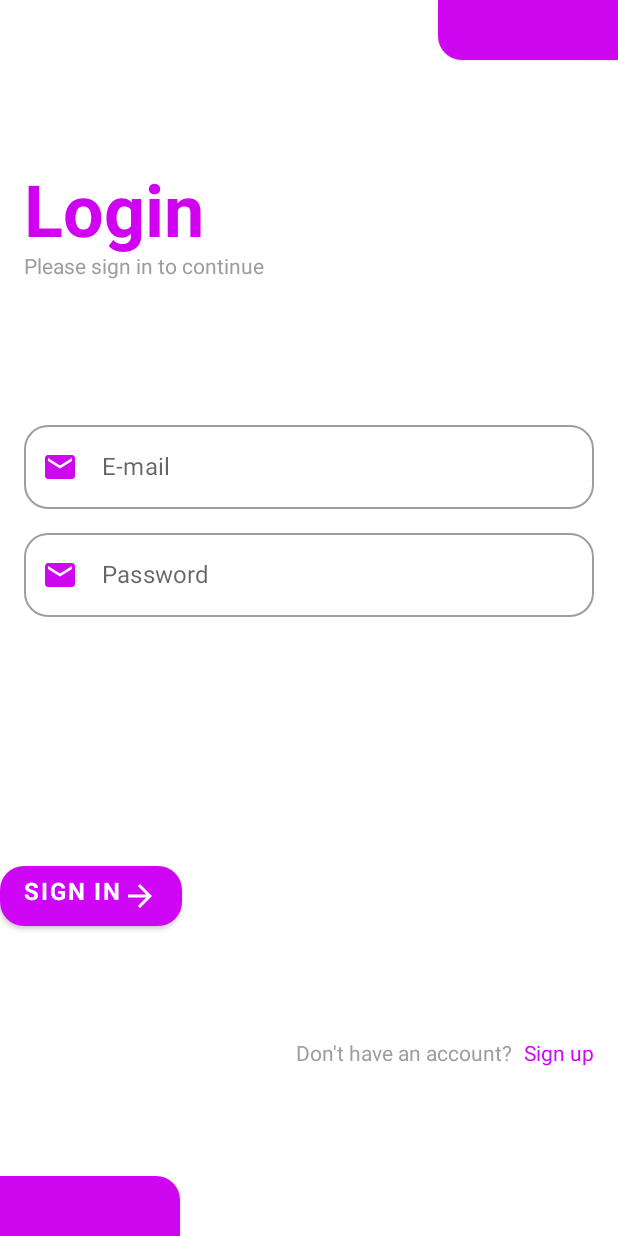
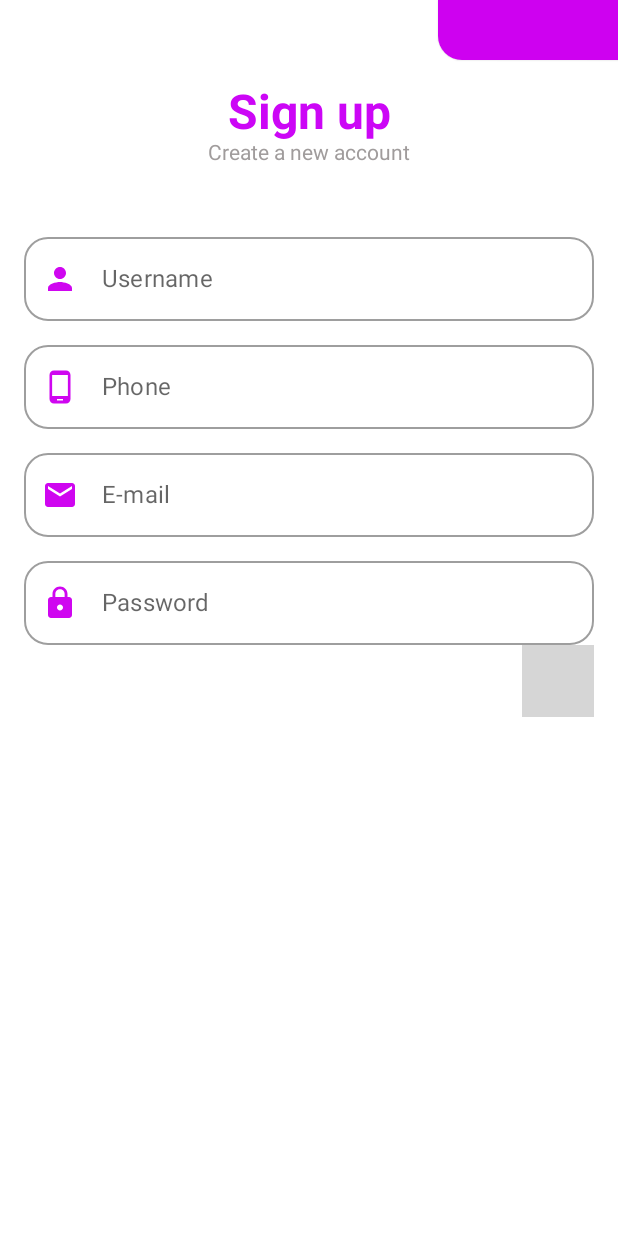
Before and after one commit to monica-rsilva/TripRoom, an Android app built with Jetpack Compose: the screen it shows after launch (MainActivity before the commit, SignUpActivity after it), after a tap on "Sign up", on a phone screen of 412 x 824 dp. Run offline under Robolectric (Android 15) with nearby library versions, the phone set to English and light mode, and no system bars; 2 statements that could not run were skipped; grey boxes are pictures that could not be loaded.

Commit message:
segunda tela iniciada

```diff
--- a/app/src/main/java/br/senai/sp/jandira/triproom/MainActivity.kt
+++ b/app/src/main/java/br/senai/sp/jandira/triproom/MainActivity.kt
@@ -1,5 +1,7 @@
 package br.senai.sp.jandira.triproom
 
+import android.content.Context
+import android.content.Intent
 import android.os.Bundle
 import androidx.activity.ComponentActivity
 import androidx.activity.compose.setContent
@@ -23,9 +25,10 @@ import br.senai.sp.jandira.triproom.ui.theme.TripRoomTheme
 
 class MainActivity : ComponentActivity() {
 
-    lateinit var context = LocalContext.current
+
     override fun onCreate(savedInstanceState: Bundle?) {
         super.onCreate(savedInstanceState)
+
         setContent {
             TripRoomTheme {
                 // A surface container using the 'background' color from the theme
@@ -42,6 +45,10 @@ class MainActivity : ComponentActivity() {
 
 @Composable
 fun LoginScreen() {
+
+    val context = LocalContext.current
+
+
     //Column principal
     Column(modifier = Modifier.fillMaxSize(), verticalArrangement = Arrangement.SpaceBetween) {
         //inicio da row da forma
@@ -76,6 +83,7 @@ fun LoginScreen() {
             .padding(16.dp),
             horizontalAlignment = Alignment.End
         ) {
+            Spacer(modifier = Modifier.height(8.dp))
             OutlinedTextField(
                 value = "", onValueChange = {},
                 modifier = Modifier.fillMaxWidth(),
@@ -89,7 +97,8 @@ fun LoginScreen() {
                         contentDescription = stringResource(id = R.string.email_description),
                         tint = Color(207,6,240)
                     )
-            })
+                }
+            )
 
             Spacer(modifier = Modifier.height(8.dp))
 
@@ -107,7 +116,6 @@ fun LoginScreen() {
                         tint = Color(207,6,240)
                     )
                 })
-        }
 
             Spacer(modifier = Modifier.height(32.dp))
 
@@ -126,6 +134,8 @@ fun LoginScreen() {
                         tint = Color.White)
 
                 }
+            }
+
         } // fim da column formulario
         // inicio da row dont have account
         Row(modifier = Modifier
@@ -142,7 +152,8 @@ fun LoginScreen() {
             Text(
                 text = stringResource(id = R.string.button_sign_up),
                 modifier = Modifier.clickable {
-
+                    val intent = Intent(context,SignUpActivity::class.java)
+                    context.startActivity(intent)
                 },
                 fontSize = 14.sp,
                 color = Color(207, 6,246)
--- a/app/src/main/java/br/senai/sp/jandira/triproom/SignUpActivity.kt
+++ b/app/src/main/java/br/senai/sp/jandira/triproom/SignUpActivity.kt
@@ -3,13 +3,19 @@ package br.senai.sp.jandira.triproom
 import android.os.Bundle
 import androidx.activity.ComponentActivity
 import androidx.activity.compose.setContent
-import androidx.compose.foundation.layout.fillMaxSize
-import androidx.compose.material.MaterialTheme
-import androidx.compose.material.Surface
-import androidx.compose.material.Text
+import androidx.compose.foundation.layout.*
+import androidx.compose.foundation.shape.RoundedCornerShape
+import androidx.compose.material.*
 import androidx.compose.runtime.Composable
+import androidx.compose.ui.Alignment
 import androidx.compose.ui.Modifier
+import androidx.compose.ui.graphics.Color
+import androidx.compose.ui.res.painterResource
+import androidx.compose.ui.res.stringResource
+import androidx.compose.ui.text.font.FontWeight
 import androidx.compose.ui.tooling.preview.Preview
+import androidx.compose.ui.unit.dp
+import androidx.compose.ui.unit.sp
 import br.senai.sp.jandira.triproom.ui.theme.TripRoomTheme
 
 class SignUpActivity : ComponentActivity() {
@@ -22,7 +28,7 @@ class SignUpActivity : ComponentActivity() {
                     modifier = Modifier.fillMaxSize(),
                     color = MaterialTheme.colors.background
                 ) {
-                    Greeting("Android")
+                    SingupScreen()
                 }
             }
         }
@@ -30,14 +36,123 @@ class SignUpActivity : ComponentActivity() {
 }
 
 @Composable
-fun Greeting(name: String) {
-    Text(text = "Hello $name!")
+fun SingupScreen() {
+
+    Column(modifier = Modifier.fillMaxSize()) {
+        Row(modifier = Modifier.fillMaxWidth(),
+            horizontalArrangement = Arrangement.End) {
+            Card(modifier = Modifier
+                .width(120.dp)
+                .height(40.dp),
+                shape = RoundedCornerShape(bottomStart = 16.dp),
+                backgroundColor =  Color(206,1,240)
+            ) {
+
+            }
+        }
+
+        Column(modifier = Modifier
+            .fillMaxWidth()
+            .padding(16.dp),
+            horizontalAlignment = Alignment.CenterHorizontally
+        ) {
+            Text(text = stringResource(id = R.string.button_sign_up),
+                fontSize = 32.sp,
+                fontWeight = FontWeight.Bold,
+                color = Color(204,6,246)
+            )
+            Text(text = stringResource(id = R.string.text_create),
+            fontSize = 14.sp, color = Color(160,156,156)
+            )
+        }
+
+        Column(modifier = Modifier
+            .fillMaxWidth()
+            .padding(16.dp),
+            horizontalAlignment = Alignment.End
+        ) {
+            Spacer(modifier = Modifier.height(8.dp))
+
+            OutlinedTextField(
+                value = "", onValueChange = {},
+                modifier = Modifier.fillMaxWidth(),
+                shape = RoundedCornerShape(16.dp),
+                label = {
+                    Text(text = stringResource(id = R.string.user_name ))
+                },
+                leadingIcon = {
+                    Icon(
+                        painter = painterResource(id = R.drawable.person_24),
+                        contentDescription = stringResource(id = R.string.email_description),
+                        tint = Color(207,6,240)
+                    )
+                }
+            )
+
+            Spacer(modifier = Modifier.height(8.dp))
+
+            OutlinedTextField(
+                value = "", onValueChange = {},
+                modifier = Modifier.fillMaxWidth(),
+                shape = RoundedCornerShape(16.dp),
+                label = {
+                    Text(text = stringResource(id = R.string.phone ))
+                },
+                leadingIcon = {
+                    Icon(
+                        painter = painterResource(id = R.drawable.android_24),
+                        contentDescription = stringResource(id = R.string.phone_description),
+                        tint = Color(207,6,240)
+                    )
+                }
+            )
+
+            Spacer(modifier = Modifier.height(8.dp))
+
+            OutlinedTextField(
+                value = "", onValueChange = {},
+                modifier = Modifier.fillMaxWidth(),
+                shape = RoundedCornerShape(16.dp),
+                label = {
+                    Text(text = stringResource(id = R.string.email_label))
+                },
+                leadingIcon = {
+                    Icon(
+                        painter = painterResource(id = R.drawable.email_24),
+                        contentDescription = stringResource(id = R.string.email_description),
+                        tint = Color(207,6,240)
+                    )
+                }
+            )
+
+            Spacer(modifier = Modifier.height(8.dp))
+
+            OutlinedTextField(
+                value = "", onValueChange = {},
+                modifier = Modifier.fillMaxWidth(),
+                shape = RoundedCornerShape(16.dp),
+                label = {
+                    Text(text = stringResource(id = R.string.password_label))
+                },
+                leadingIcon = {
+                    Icon(
+                        painter = painterResource(id = R.drawable.lock_24),
+                        contentDescription = stringResource(id = R.string.password_description),
+                        tint = Color(207,6,240)
+                    )
+                }
+            )
+
+            Checkbox(checked = true, onCheckedChange = )
+        }
+    }
+
 }
 
 @Preview(showBackground = true, showSystemUi = true)
 @Composable
 fun DefaultPreview2() {
     TripRoomTheme {
-        Greeting("Android")
+        SingupScreen()
     }
 }
--- /dev/null
+++ b/app/src/main/res/drawable/android_24.xml
@@ -0,0 +1,5 @@
+<vector android:height="24dp" android:tint="#000000"
+    android:viewportHeight="24" android:viewportWidth="24"
+    android:width="24dp" xmlns:android="http://schemas.android.com/apk/res/android">
+    <path android:fillColor="@android:color/white" android:pathData="M16,1L8,1C6.34,1 5,2.34 5,4v16c0,1.66 1.34,3 3,3h8c1.66,0 3,-1.34 3,-3L19,4c0,-1.66 -1.34,-3 -3,-3zM14,21h-4v-1h4v1zM17.25,18L6.75,18L6.75,4h10.5v14z"/>
+</vector>
--- /dev/null
+++ b/app/src/main/res/drawable/person_24.xml
@@ -0,0 +1,5 @@
+<vector android:height="24dp" android:tint="#000000"
+    android:viewportHeight="24" android:viewportWidth="24"
+    android:width="24dp" xmlns:android="http://schemas.android.com/apk/res/android">
+    <path android:fillColor="@android:color/white" android:pathData="M12,12c2.21,0 4,-1.79 4,-4s-1.79,-4 -4,-4 -4,1.79 -4,4 1.79,4 4,4zM12,14c-2.67,0 -8,1.34 -8,4v2h16v-2c0,-2.66 -5.33,-4 -8,-4z"/>
+</vector>
--- a/app/src/main/res/values/strings.xml
+++ b/app/src/main/res/values/strings.xml
@@ -1,5 +1,5 @@
 <resources>
-    <string name="app_name">Tourism</string>
+    <string name="app_name">TripRoom</string>
     <string name="title">Login</string>
     <string name="message_login">Please sign in to continue</string>
     <string name="email_label">E-mail</string>
@@ -8,6 +8,11 @@
     <string name="dont_have">Don\'t have an account?</string>
     <string name="button_sign_up">Sign up</string>
     <string name="email_description">E-mail icon inside textfield</string>
+    <string name="phone_description">Phone icon inside textfield</string>
     <string name="password_description">Password icon inside textfield</string>
+    <string name="user_description">User icon inside textfield</string>
     <string name="title_activity_sign_up">SignUpActivity</string>
+    <string name="text_create">Create a new account</string>
+    <string name="user_name">Username</string>
+    <string name="phone">Phone</string>
 </resources>
```
Also changed, not shown: app/src/main/res/drawable/destination.png (added). Lines whose indentation alone changed are shown as unchanged.
